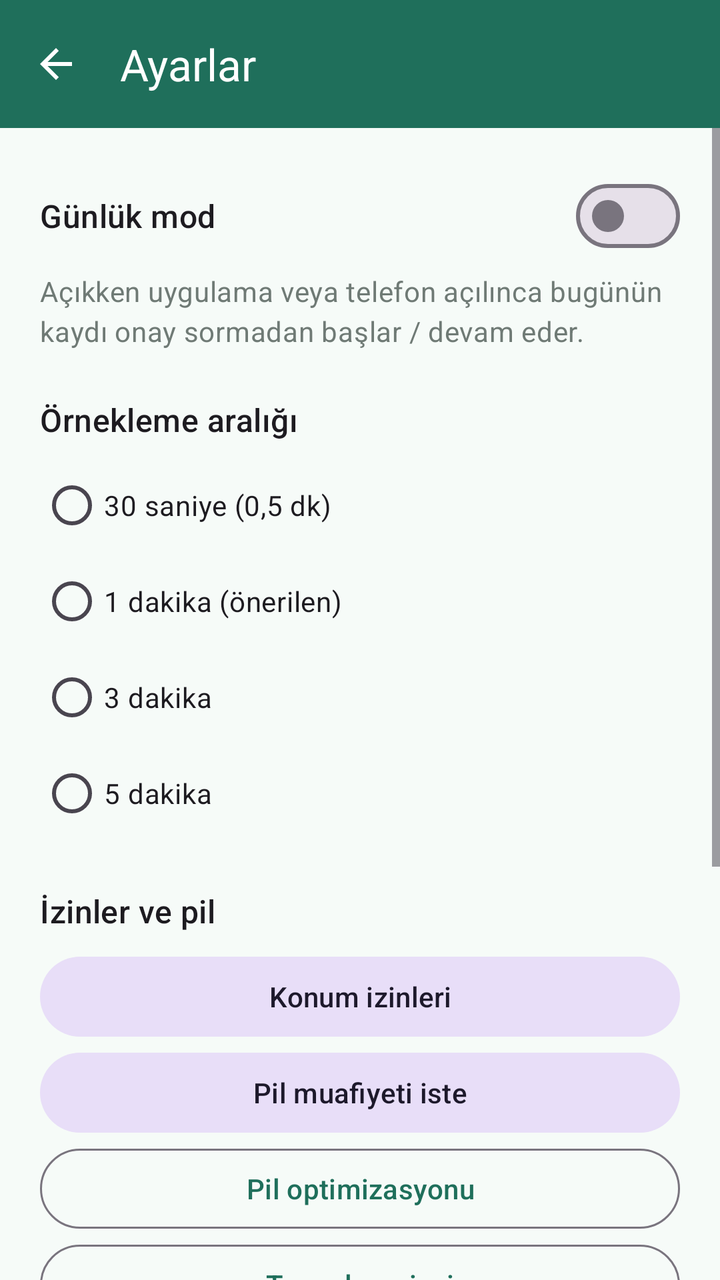
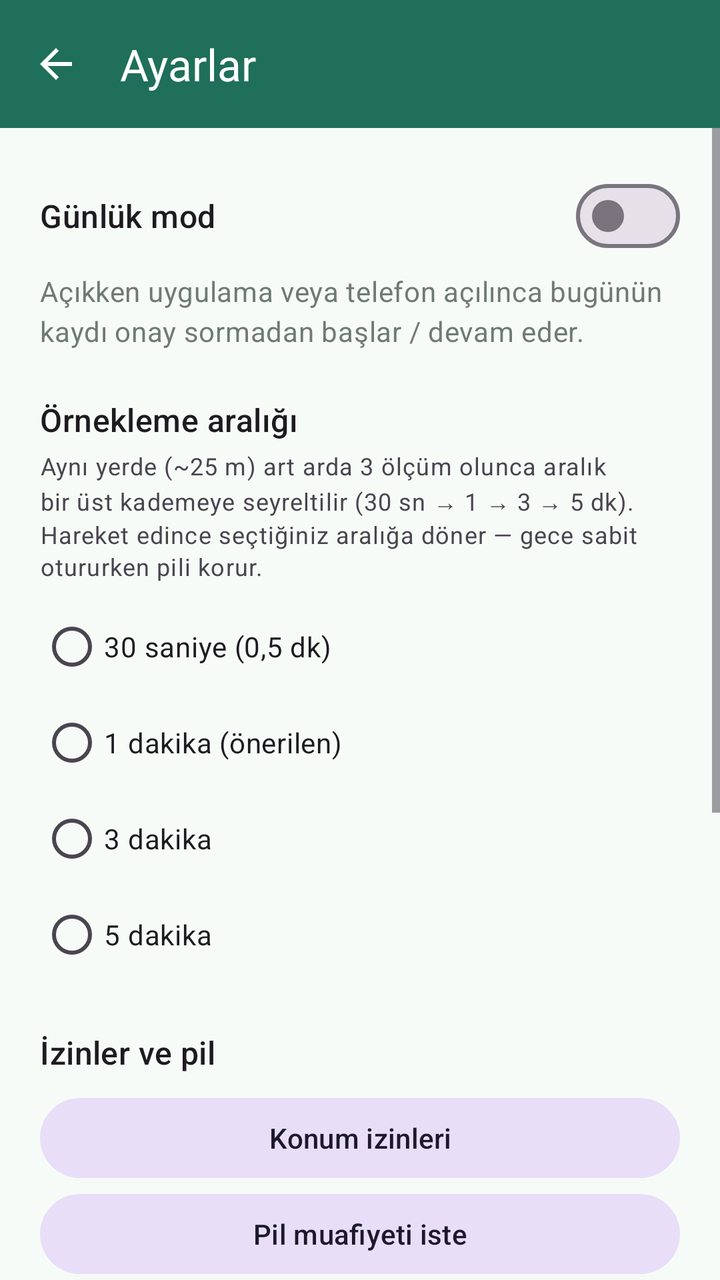

Before-and-after screenshots of an Android layout around one commit, followed by the original layout XML and the change that was made.
<!-- AndroidManifest.xml: application theme Theme.DayAtlas -->
<!-- res/layout/activity_settings.xml -->
<?xml version="1.0" encoding="utf-8"?>
<LinearLayout xmlns:android="http://schemas.android.com/apk/res/android"
    xmlns:app="http://schemas.android.com/apk/res-auto"
    android:layout_width="match_parent"
    android:layout_height="match_parent"
    android:orientation="vertical"
    android:background="@color/md_theme_surface">

    <com.google.android.material.appbar.MaterialToolbar
        android:id="@+id/toolbar"
        android:layout_width="match_parent"
        android:layout_height="wrap_content"
        android:background="@color/md_theme_primary"
        android:minHeight="?attr/actionBarSize"
        app:navigationIcon="?attr/homeAsUpIndicator"
        app:navigationIconTint="@color/md_theme_on_primary"
        app:title="@string/settings"
        app:titleTextColor="@color/md_theme_on_primary" />

    <ScrollView
        android:layout_width="match_parent"
        android:layout_height="match_parent"
        android:fillViewport="true">

        <LinearLayout
            android:layout_width="match_parent"
            android:layout_height="wrap_content"
            android:orientation="vertical"
            android:padding="20dp">

            <com.google.android.material.materialswitch.MaterialSwitch
                android:id="@+id/dailyMode"
                android:layout_width="match_parent"
                android:layout_height="wrap_content"
                android:text="@string/settings_daily_mode"
                android:textAppearance="?attr/textAppearanceTitleMedium" />

            <TextView
                android:layout_width="match_parent"
                android:layout_height="wrap_content"
                android:layout_marginTop="4dp"
                android:text="@string/settings_daily_mode_summary"
                android:textAppearance="?attr/textAppearanceBodyMedium"
                android:textColor="@color/md_theme_outline" />

            <TextView
                android:layout_width="match_parent"
                android:layout_height="wrap_content"
                android:layout_marginTop="24dp"
                android:text="@string/settings_interval"
                android:textAppearance="?attr/textAppearanceTitleMedium" />

            <RadioGroup
                android:id="@+id/intervalGroup"
                android:layout_width="match_parent"
                android:layout_height="wrap_content"
                android:layout_marginTop="8dp">

                <RadioButton
                    android:id="@+id/interval30s"
                    android:layout_width="match_parent"
                    android:layout_height="wrap_content"
                    android:text="@string/interval_30s" />

                <RadioButton
                    android:id="@+id/interval1"
                    android:layout_width="match_parent"
                    android:layout_height="wrap_content"
                    android:text="@string/interval_1" />

                <RadioButton
                    android:id="@+id/interval3"
                    android:layout_width="match_parent"
                    android:layout_height="wrap_content"
                    android:text="@string/interval_3" />

                <RadioButton
                    android:id="@+id/interval5"
                    android:layout_width="match_parent"
                    android:layout_height="wrap_content"
                    android:text="@string/interval_5" />
            </RadioGroup>

            <TextView
                android:layout_width="match_parent"
                android:layout_height="wrap_content"
                android:layout_marginTop="24dp"
                android:text="@string/settings_permissions"
                android:textAppearance="?attr/textAppearanceTitleMedium" />

            <com.google.android.material.button.MaterialButton
                android:id="@+id/locationSettings"
                style="@style/Widget.Material3.Button.TonalButton"
                android:layout_width="match_parent"
                android:layout_height="wrap_content"
                android:layout_marginTop="8dp"
                android:text="@string/open_location_settings" />

            <com.google.android.material.button.MaterialButton
                android:id="@+id/batteryExemption"
                style="@style/Widget.Material3.Button.TonalButton"
                android:layout_width="match_parent"
                android:layout_height="wrap_content"
                android:text="@string/request_battery_exemption" />

            <com.google.android.material.button.MaterialButton
                android:id="@+id/batterySettings"
                style="@style/Widget.Material3.Button.OutlinedButton"
                android:layout_width="match_parent"
                android:layout_height="wrap_content"
                android:text="@string/open_battery_settings" />

            <com.google.android.material.button.MaterialButton
                android:id="@+id/alarmSettings"
                style="@style/Widget.Material3.Button.OutlinedButton"
                android:layout_width="match_parent"
                android:layout_height="wrap_content"
                android:text="@string/open_alarm_settings" />

            <com.google.android.material.button.MaterialButton
                android:id="@+id/autostartSettings"
                style="@style/Widget.Material3.Button.OutlinedButton"
                android:layout_width="match_parent"
                android:layout_height="wrap_content"
                android:visibility="gone"
                android:text="@string/open_autostart_settings" />

            <TextView
                android:layout_width="match_parent"
                android:layout_height="wrap_content"
                android:layout_marginTop="20dp"
                android:text="@string/oem_note"
                android:textAppearance="?attr/textAppearanceBodyMedium"
                android:textColor="@color/md_theme_outline" />

            <TextView
                android:id="@+id/filesHint"
                android:layout_width="match_parent"
                android:layout_height="wrap_content"
                android:layout_marginTop="16dp"
                android:text="@string/today_files"
                android:textAppearance="?attr/textAppearanceBodySmall"
                android:textColor="@color/md_theme_outline" />

            <TextView
                android:layout_width="match_parent"
                android:layout_height="wrap_content"
                android:layout_marginTop="24dp"
                android:text="@string/settings_update"
                android:textAppearance="?attr/textAppearanceTitleMedium" />

            <TextView
                android:id="@+id/versionLabel"
                android:layout_width="match_parent"
                android:layout_height="wrap_content"
                android:layout_marginTop="4dp"
                android:textAppearance="?attr/textAppearanceBodyMedium"
                android:textColor="@color/md_theme_outline" />

            <com.google.android.material.button.MaterialButton
                android:id="@+id/checkUpdates"
                style="@style/Widget.Material3.Button.TonalButton"
                android:layout_width="match_parent"
                android:layout_height="wrap_content"
                android:layout_marginTop="8dp"
                android:text="@string/check_for_updates" />
        </LinearLayout>
    </ScrollView>
</LinearLayout>
<!-- resources referenced by this layout -->
<resources>
  <color name="md_theme_on_primary">#FFFFFF</color>
  <color name="md_theme_outline">#6F7A75</color>
  <color name="md_theme_primary">#1F6F5B</color>
  <color name="md_theme_surface">#F6FBF8</color>
  <string name="check_for_updates">Güncellemeleri kontrol et</string>
  <string name="interval_1">1 dakika (önerilen)</string>
  <string name="interval_3">3 dakika</string>
  <string name="interval_30s">30 saniye (0,5 dk)</string>
  <string name="interval_5">5 dakika</string>
  <string name="oem_note">Bazı telefonlarda (Xiaomi, Huawei, Oppo, Samsung) “otomatik başlat” veya uyku koruması kapatılmazsa reboot sonrası kayıt devam etmeyebilir. Cihazınız destekleniyorsa yukarıdaki düğme doğrudan o ekranı açar.</string>
  <string name="open_alarm_settings">Tam alarm izni</string>
  <string name="open_autostart_settings">Otomatik başlatmayı aç</string>
  <string name="open_battery_settings">Pil optimizasyonu</string>
  <string name="open_location_settings">Konum izinleri</string>
  <string name="request_battery_exemption">Pil muafiyeti iste</string>
  <string name="settings">Ayarlar</string>
  <string name="settings_daily_mode">Günlük mod</string>
  <string name="settings_daily_mode_summary">Açıkken uygulama veya telefon açılınca bugünün kaydı onay sormadan başlar / devam eder.</string>
  <string name="settings_interval">Örnekleme aralığı</string>
  <string name="settings_permissions">İzinler ve pil</string>
  <string name="settings_update">Güncelleme</string>
  <string name="today_files">Bugünün dosyaları uygulama deposunda: files/days/</string>
  <style name="Theme.DayAtlas" parent="Theme.Material3.DayNight.NoActionBar">
          <item name="colorPrimary">@color/md_theme_primary</item>
          <item name="colorOnPrimary">@color/md_theme_on_primary</item>
          <item name="colorPrimaryContainer">@color/md_theme_primary_container</item>
          <item name="colorOnPrimaryContainer">@color/md_theme_on_primary_container</item>
          <item name="android:statusBarColor">@color/md_theme_primary</item>
          <item name="android:navigationBarColor">@color/md_theme_surface</item>
      </style>
  <color name="md_theme_primary_container">#C8EDE0</color>
  <color name="md_theme_on_primary_container">#002019</color>
</resources>

<!-- the commit's change to res/layout/activity_settings.xml (unified diff, before → after) -->
@@ -49,6 +49,13 @@
                 android:layout_marginTop="24dp"
                 android:text="@string/settings_interval"
                 android:textAppearance="?attr/textAppearanceTitleMedium" />
+
+            <TextView
+                android:layout_width="match_parent"
+                android:layout_height="wrap_content"
+                android:layout_marginTop="4dp"
+                android:text="@string/settings_interval_hint"
+                android:textAppearance="?attr/textAppearanceBodySmall" />
 
             <RadioGroup
                 android:id="@+id/intervalGroup"
<!-- resource entries referenced after the edit -->
@@ -19,6 +19,7 @@
   <string name="settings_daily_mode">Günlük mod</string>
   <string name="settings_daily_mode_summary">Açıkken uygulama veya telefon açılınca bugünün kaydı onay sormadan başlar / devam eder.</string>
   <string name="settings_interval">Örnekleme aralığı</string>
+  <string name="settings_interval_hint">Aynı yerde (~25 m) art arda 3 ölçüm olunca aralık bir üst kademeye seyreltilir (30 sn → 1 → 3 → 5 dk). Hareket edince seçtiğiniz aralığa döner — gece sabit otururken pili korur.</string>
   <string name="settings_permissions">İzinler ve pil</string>
   <string name="settings_update">Güncelleme</string>
   <string name="today_files">Bugünün dosyaları uygulama deposunda: files/days/</string>
